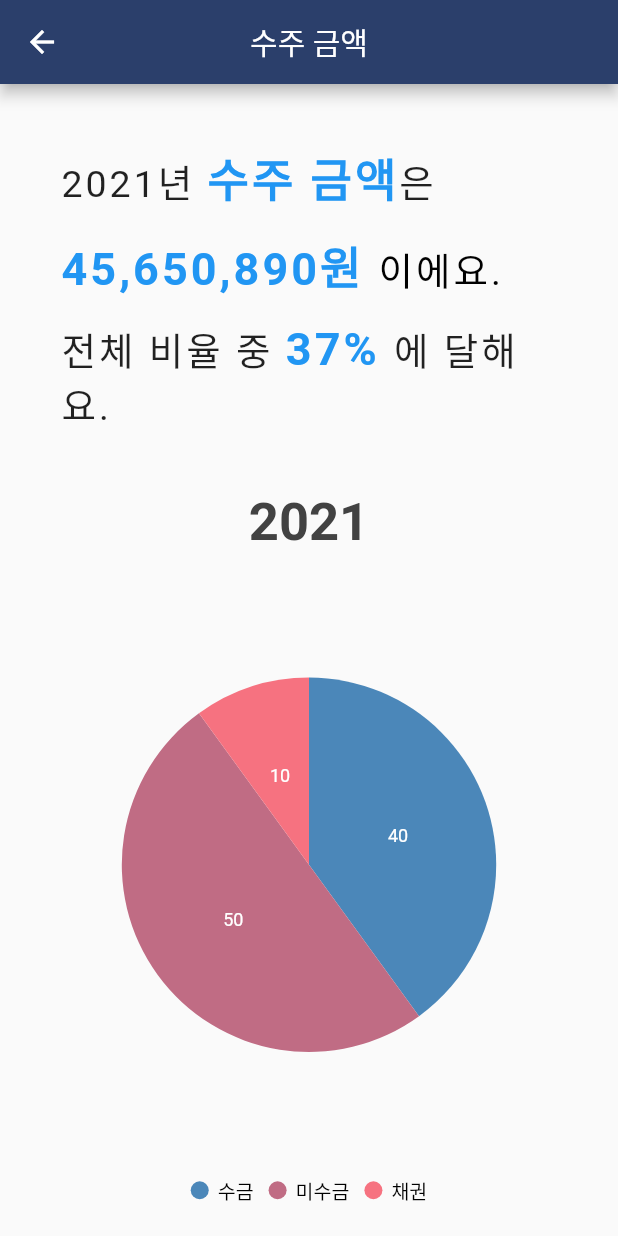
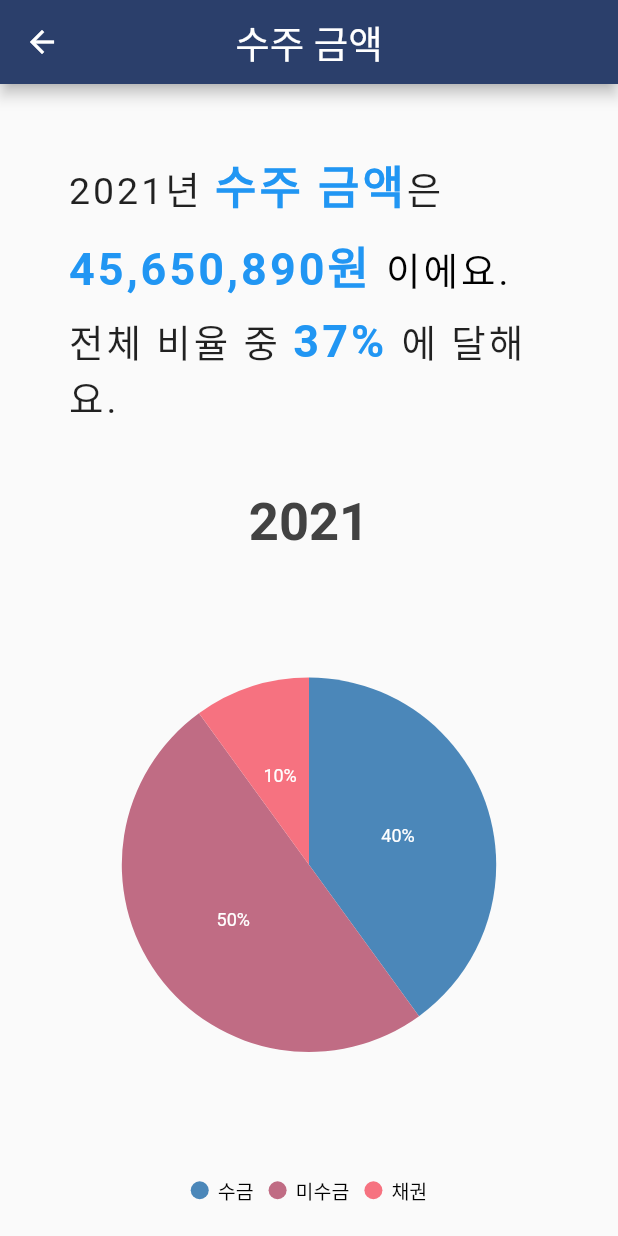
Before and after one commit to LEESAE-BOM/performance_man, a Flutter app: the order_amount screen opened directly, on a phone screen of 412 x 824 dp. Run offline on Flutter 3.47's test engine with Material 2 defaults, Android fonts, the phone set to English and light mode, and no system bars; our stand-ins replace syncfusion_flutter_charts; missing offline and left inert: flow_project; Roboto replaces fonts that are missing (AppleB).

Commit message:
Update order_amount.dart

```diff
--- a/Front/lib/management_widget/order_amount.dart
+++ b/Front/lib/management_widget/order_amount.dart
@@ -1,7 +1,6 @@
 import 'package:flutter/material.dart';
 import 'package:flutter/rendering.dart';
 import 'package:syncfusion_flutter_charts/charts.dart';
-
 
 class order_amount extends StatefulWidget {
   @override
@@ -12,31 +11,19 @@ class _order_amount extends State<order_amount> {
   @override
   Widget build(BuildContext context) {
     final List<ChartData> chartData = [
-      ChartData('수금', 40),
-      ChartData('미수금', 50),
-      ChartData('채권', 10),
+      ChartData('수금', 40000,'40%'),
+      ChartData('미수금',50000,'50%'),
+      ChartData('채권', 10000,'10%'),
     ];
-
-    return Scaffold(
-      appBar: AppBar(
-        title: Text('수주 금액'),
-        centerTitle: true,
-        backgroundColor: Color.fromRGBO(43, 63, 107, 1),
-      ),
-      body: SafeArea(
-        child: Padding(
-            padding: EdgeInsets.fromLTRB(40.0, 40.0, 40.0, 0),
-            child: ListView(
-              children: <Widget>[
-                Column(
+    Widget textSection = Padding(
+        padding: EdgeInsets.all(5),
+        child: Column(
             crossAxisAlignment: CrossAxisAlignment.start,
             children: <Widget>[
               Text.rich(TextSpan(
                   text: '2021년 ',
                   style: TextStyle(
-                            fontSize: 25.0,
-                            letterSpacing: 2.0,
-                            fontFamily: 'AppleB'),
+                      fontSize: 25.0, letterSpacing: 2.0, fontFamily: 'AppleB'),
                   children: <TextSpan>[
                     TextSpan(
                       text: '수주 금액',
@@ -48,13 +35,14 @@ class _order_amount extends State<order_amount> {
                     ),
                     TextSpan(
                         text: '은',
-                              style: TextStyle(
-                                  fontSize: 25.0, letterSpacing: 2.0)),
-                        ])),
-                    SizedBox(
-                      height: 15.0,
-                    ),
-                    Column(
+                        style: TextStyle(fontSize: 25.0, letterSpacing: 2.0)),
+                  ]))
+            ]));
+
+    Widget textSection1 = Padding(
+      padding: EdgeInsets.all(5),
+      child: Column(
+        crossAxisAlignment: CrossAxisAlignment.start,
         children: <Widget>[
           Text.rich(TextSpan(text: '', children: <TextSpan>[
             TextSpan(
@@ -76,17 +64,17 @@ class _order_amount extends State<order_amount> {
           ]))
         ],
       ),
-                    SizedBox(
-                      height: 15.0,
-                    ),
-                    Column(
+    );
+
+    Widget textSection2 = Padding(
+        padding: EdgeInsets.all(5),
+        child: Column(
+          crossAxisAlignment: CrossAxisAlignment.start,
           children: <Widget>[
             Text.rich(TextSpan(
                 text: '전체 비율 중 ',
                 style: TextStyle(
-                                fontSize: 25.0,
-                                letterSpacing: 2.0,
-                                fontFamily: 'AppleB'),
+                    fontSize: 25.0, letterSpacing: 2.0, fontFamily: 'AppleB'),
                 children: <TextSpan>[
                   TextSpan(
                     text: '37% ',
@@ -104,18 +92,17 @@ class _order_amount extends State<order_amount> {
                       )),
                 ]))
           ],
-                    ),
-                    SizedBox(
-                      height: 30.0,
-                    ),
-                    Center(
+        ));
+
+    Widget chartSection = Center(
         child: Container(
             width: 500.0,
             height: 500.0,
             child: SfCircularChart(
                 title: ChartTitle(
                     text: '2021',
-                                    textStyle: TextStyle(fontSize: 35.0,fontWeight: FontWeight.bold)),
+                    textStyle:
+                        TextStyle(fontSize: 35.0, fontWeight: FontWeight.bold)),
                 legend: Legend(
                     isVisible: true,
                     // Legend will be placed at the left
@@ -126,24 +113,23 @@ class _order_amount extends State<order_amount> {
                       dataSource: chartData,
                       xValueMapper: (ChartData data, _) => data.x,
                       yValueMapper: (ChartData data, _) => data.y,
-                              dataLabelSettings:
-                                  DataLabelSettings(isVisible: true,)),
-                        ]))),
-                    SizedBox(
-                      height: 30.0,
-                    ),
-                    Center(
+                      dataLabelMapper: (ChartData data, _) => data.text,
+                      dataLabelSettings: DataLabelSettings(
+                        isVisible: true,
+                      )),
+                ])));
+
+    Widget datatableSection = Center(
       child: Container(
         width: double.infinity,
         child: SingleChildScrollView(
           scrollDirection: Axis.horizontal,
           child: Theme(
-                            data: Theme.of(context)
-                                .copyWith(dividerColor: Colors.grey),
+            data: Theme.of(context).copyWith(dividerColor: Colors.grey),
             child: DataTable(
               showBottomBorder: true,
-                              headingRowColor: MaterialStateColor.resolveWith(
-                                  (states) => Colors.black12),
+              headingRowColor:
+                  MaterialStateColor.resolveWith((states) => Colors.black12),
               columns: <DataColumn>[
                 DataColumn(
                   label: Container(
@@ -164,8 +150,7 @@ class _order_amount extends State<order_amount> {
                     child: Text('금액',
                         textAlign: TextAlign.center,
                         style: TextStyle(
-                                            fontWeight: FontWeight.bold,
-                                            fontSize: 23.0)),
+                            fontWeight: FontWeight.bold, fontSize: 23.0)),
                   ),
                 ),
               ],
@@ -179,8 +164,7 @@ class _order_amount extends State<order_amount> {
                           '최근 1개월',
                           textAlign: TextAlign.right,
                           style: TextStyle(
-                                              fontSize: 15.0,
-                                              fontWeight: FontWeight.bold),
+                              fontSize: 15.0, fontWeight: FontWeight.bold),
                         )))
                   ],
                 ),
@@ -200,7 +184,7 @@ class _order_amount extends State<order_amount> {
                       Container(
                           width: 300.0,
                           child: Text(
-                                            '45,600원',
+                            '40,000원',
                             textAlign: TextAlign.center,
                             style: TextStyle(fontSize: 18.0),
                           )),
@@ -223,7 +207,7 @@ class _order_amount extends State<order_amount> {
                       Container(
                           width: 300.0,
                           child: Text(
-                                            '41,500원',
+                            '50,000원',
                             textAlign: TextAlign.center,
                             style: TextStyle(fontSize: 18.0),
                           )),
@@ -246,7 +230,7 @@ class _order_amount extends State<order_amount> {
                       Container(
                           width: 300.0,
                           child: Text(
-                                            '62,300원',
+                            '10,000원',
                             textAlign: TextAlign.center,
                             style: TextStyle(fontSize: 18.0),
                           )),
@@ -258,19 +242,44 @@ class _order_amount extends State<order_amount> {
           ),
         ),
       ),
-                    )
+    );
+
+    return Scaffold(
+      appBar: AppBar(
+        title: Text(
+          '수주 금액',
+          style: TextStyle(fontSize: 25.0),
+        ),
+        centerTitle: true,
+        backgroundColor: Color.fromRGBO(43, 63, 107, 1),
+      ),
+      body: SafeArea(
+          child: Padding(
+        padding: EdgeInsets.fromLTRB(40.0, 40.0, 40.0, 0),
+        child: ListView(
+          children: <Widget>[
+            textSection,
+            textSection1,
+            textSection2,
+            SizedBox(
+              height: 30.0,
+            ),
+            chartSection,
+            SizedBox(
+              height: 30.0,
+            ),
+            datatableSection
           ],
         ),
-              ],
       )),
-      ),
     );
   }
 }
 
 class ChartData {
-  ChartData(this.x, this.y);
+  ChartData(this.x, this.y,this.text);
 
   final String x;
   final double y;
+  final String text;
 }
```
Lines whose indentation alone changed are shown as unchanged.
